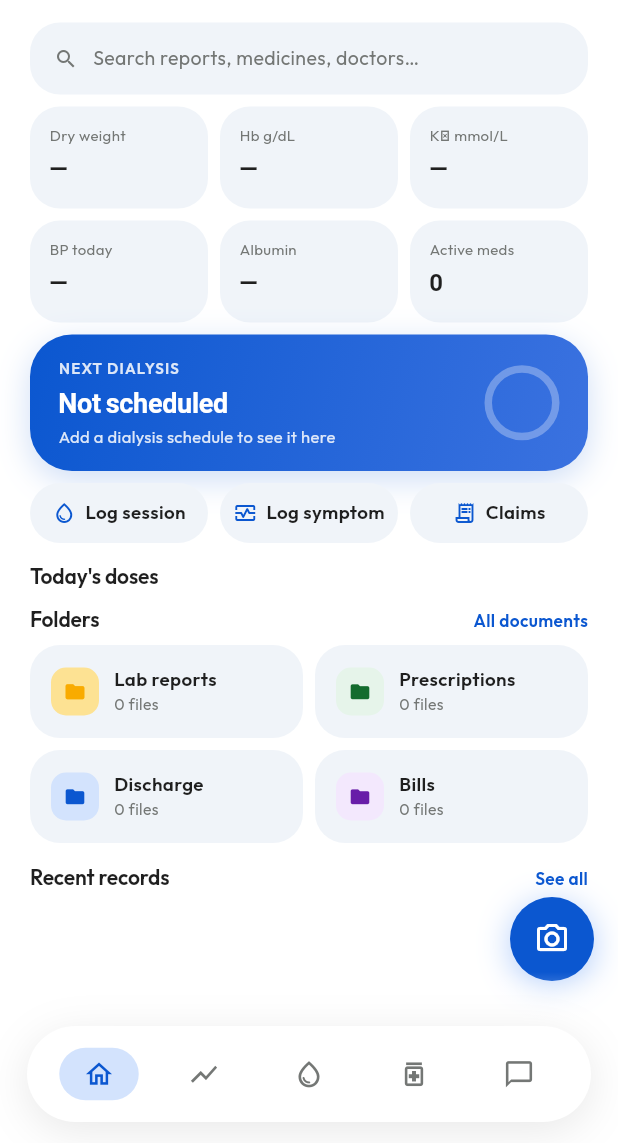
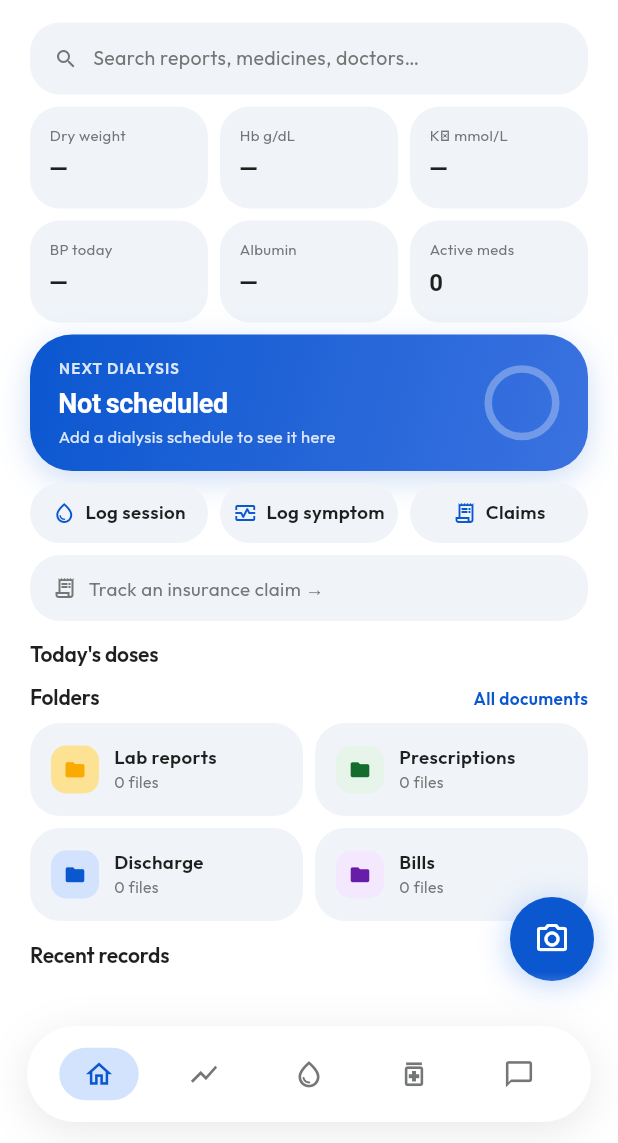
Before and after one commit to xcyberpunkx0/KidneyCare, a Flutter app: the HomePage screen opened by its route, on a phone screen of 412 x 824 dp, the part 93-1236 px from its top. Run offline on Flutter 3.47's test engine with Material 3 defaults, Android fonts, the phone set to English and light mode, and no system bars; our stand-ins replace dio, drift, file_picker, fl_chart, flutter_local_notifications, flutter_riverpod and 10 more; missing offline and left inert: crop_your_image, sqlcipher_flutter_libs, sqlite3; accounts and stored records are empty; generated files the repository leaves out were written again.

Commit message:
feat: claims that read like plain language
- Home glance card is always on: amber when bills or claims need acting
  on, a neutral "with the insurer / awaiting" summary while claims are in
  flight, and a quiet "Track an insurance claim" teaser otherwise.
- Settled and rejected claims can now be deleted from the detail page,
  with a confirmation that notes the year totals will change.
- Statuses speak plainly: Getting ready / With insurer / Paid in full /
  Partly paid; shared ClaimStatusChip replaces two private copies.
- Claim cards gain a 3-segment progress bar and explicit money lines
  ("Claimed X - waiting on insurer", "Y of X recovered", "nothing paid").
- Claims page swaps the YTD caption for a two-number summary card,
  renames sections, and the empty state teaches the 3-step flow.

Co-Authored-By: Claude Fable 5 <noreply@anthropic.com>

```diff
--- a/lib/features/claims/presentation/pages/claim_detail_page.dart
+++ b/lib/features/claims/presentation/pages/claim_detail_page.dart
@@ -15,6 +15,7 @@ import '../../../../shared/domain/claim_status.dart';
 import '../../data/repository_impl/claims_repository_impl.dart';
 import '../controllers/claims_providers.dart';
 import '../widgets/claim_checklist.dart';
+import '../widgets/claim_status_chip.dart';
 
 /// One claim: status trail, amounts, attached documents, checklist, and
 /// the status-appropriate primary action.
@@ -84,10 +85,14 @@ class ClaimDetailPage extends ConsumerWidget {
   Future<void> _delete(
       BuildContext context, WidgetRef ref, Claim claim) async {
     final l10n = context.l10n;
+    // A completed claim's deletion also changes the year's totals — say so.
+    final message = claim.status.isOutcome
+        ? l10n.claimDeleteSettledConfirm
+        : l10n.claimDeleteConfirm;
     final confirmed = await showDialog<bool>(
       context: context,
       builder: (dialogContext) => AlertDialog(
-        content: Text(l10n.claimDeleteConfirm),
+        content: Text(message),
         actions: [
           TextButton(
             onPressed: () => Navigator.pop(dialogContext, false),
@@ -134,18 +139,20 @@ class ClaimDetailPage extends ConsumerWidget {
         leading: BackButton(color: colors.ink),
         toolbarHeight: 44,
         actions: [
-          if (claim.status == ClaimStatus.draft) ...[
+          if (claim.status == ClaimStatus.draft)
             IconButton(
               icon: Icon(Icons.edit_outlined, color: colors.ink, size: 20),
               onPressed: () => context.pushNamed('claimEdit',
                   queryParameters: {'id': claim.id}),
             ),
+          // Drafts and completed claims can go; a claim that is with the
+          // insurer stays until its outcome is recorded.
+          if (claim.status == ClaimStatus.draft || claim.status.isOutcome)
             IconButton(
               icon:
                   Icon(Icons.delete_outline, color: colors.ink, size: 20),
               onPressed: () => _delete(context, ref, claim),
             ),
-          ],
         ],
       ),
       body: SafeArea(
@@ -160,7 +167,7 @@ class ClaimDetailPage extends ConsumerWidget {
                       style: typo.pageTitle.copyWith(fontSize: 25)),
                 ),
                 const SizedBox(width: 8),
-                _StatusChip(status: claim.status),
+                ClaimStatusChip(status: claim.status),
               ],
             ),
             const SizedBox(height: 10),
@@ -254,39 +261,6 @@ class ClaimDetailPage extends ConsumerWidget {
           Text(label, style: typo.caption.copyWith(color: colors.muted)),
           Text(value, style: typo.body),
         ],
-      ),
-    );
-  }
-}
-
-/// Colored status pill, matching [ClaimCard]'s status presentation so a
-/// claim reads the same way in the list and on its detail page.
-class _StatusChip extends StatelessWidget {
-  const _StatusChip({required this.status});
-
-  final ClaimStatus status;
-
-  @override
-  Widget build(BuildContext context) {
-    final colors = context.colors;
-    final typo = context.typo;
-    final (bg, fg) = switch (status) {
-      ClaimStatus.draft => (colors.card, colors.muted),
-      ClaimStatus.submitted => (colors.blueBg, colors.blue),
-      ClaimStatus.approved => (colors.greenBg, colors.green),
-      ClaimStatus.partiallySettled => (colors.amberBg, colors.amber),
-      ClaimStatus.rejected => (colors.orangeBg, colors.orange),
-    };
-    return Container(
-      padding: const EdgeInsets.symmetric(horizontal: 9, vertical: 3),
-      decoration: BoxDecoration(
-        color: bg,
-        borderRadius: BorderRadius.circular(99),
-      ),
-      child: Text(
-        status.localizedLabel(context.l10n),
-        style: typo.caption
-            .copyWith(color: fg, fontWeight: FontWeight.w600, fontSize: 11),
       ),
     );
   }
--- a/lib/features/claims/presentation/widgets/claims_glance_card.dart
+++ b/lib/features/claims/presentation/widgets/claims_glance_card.dart
@@ -8,10 +8,15 @@ import '../../../../core/storage/app_database.dart';
 import '../../../../core/theme/app_colors.dart';
 import '../../../../core/theme/app_typography.dart';
 import '../../../../shared/domain/claim_deadlines.dart';
+import '../../../../shared/domain/claim_money.dart';
+import '../../../../shared/domain/claim_status.dart';
 import '../controllers/claims_providers.dart';
 
-/// Home's claims nudge: bills whose claim window is closing (≤ 7 days)
-/// and submitted claims waiting > 30 days. Invisible when neither exists.
+/// Home's doorway to claims — always visible so the feature is findable.
+/// Amber when something needs acting on (bills whose claim window is
+/// closing, submitted claims waiting > 30 days), a neutral summary while
+/// claims are simply in flight, and a quiet teaser when nothing is
+/// tracked yet. Tapping any state opens the claims page.
 class ClaimsGlanceCard extends ConsumerWidget {
   const ClaimsGlanceCard({super.key});
 
@@ -41,7 +46,7 @@ class ClaimsGlanceCard extends ConsumerWidget {
             .toList();
     final stale = staleSubmitted(claims, now);
 
-    final lines = <String>[
+    final urgentLines = <String>[
       for (final bill in expiring.take(2))
         switch (daysUntilDeadline(bill.documentDate, windowDays, now)) {
           < 0 => '${bill.title} — ${l10n.claimOverdue}',
@@ -51,18 +56,12 @@ class ClaimsGlanceCard extends ConsumerWidget {
         '${claim.title} — '
             '${l10n.claimAwaitingLong(now.difference(claim.submittedOn!).inDays)}',
     ];
-    if (lines.isEmpty) return const SizedBox.shrink();
 
-    return GestureDetector(
-      onTap: () => context.pushNamed(AppRoutes.claimsName),
-      child: Container(
-        margin: const EdgeInsets.fromLTRB(20, 0, 20, 8),
-        padding: const EdgeInsets.symmetric(horizontal: 14, vertical: 12),
-        decoration: BoxDecoration(
-          color: colors.amberBg,
-          borderRadius: BorderRadius.circular(20),
-          border: Border.all(color: colors.amberBorder),
-        ),
+    if (urgentLines.isNotEmpty) {
+      return _shell(
+        context,
+        bg: colors.amberBg,
+        border: colors.amberBorder,
         child: Column(
           crossAxisAlignment: CrossAxisAlignment.start,
           children: [
@@ -71,7 +70,7 @@ class ClaimsGlanceCard extends ConsumerWidget {
               style:
                   typo.overline.copyWith(fontSize: 11, color: colors.amber),
             ),
-            for (final line in lines) ...[
+            for (final line in urgentLines) ...[
               const SizedBox(height: 5),
               Text(
                 line,
@@ -85,6 +84,86 @@ class ClaimsGlanceCard extends ConsumerWidget {
             ],
           ],
         ),
+      );
+    }
+
+    final open = claims.where((c) => !c.status.isOutcome).toList();
+    if (open.isNotEmpty) {
+      final submitted =
+          open.where((c) => c.status == ClaimStatus.submitted).toList();
+      final drafts = open.length - submitted.length;
+      var awaiting = 0;
+      for (final claim in submitted) {
+        awaiting += claim.claimedAmountPaise ?? 0;
+      }
+      final summary = [
+        if (submitted.isNotEmpty)
+          l10n.claimGlanceWithInsurer(submitted.length),
+        if (awaiting > 0) l10n.claimGlanceAwaiting(formatPaise(awaiting)),
+        if (drafts > 0) l10n.claimGlanceGettingReady(drafts),
+      ].join(' · ');
+      return _shell(
+        context,
+        bg: colors.card,
+        border: colors.cardBorder,
+        child: Column(
+          crossAxisAlignment: CrossAxisAlignment.start,
+          children: [
+            Text(
+              l10n.claimGlanceTitle(open.length),
+              style:
+                  typo.overline.copyWith(fontSize: 11, color: colors.muted),
+            ),
+            const SizedBox(height: 5),
+            Text(
+              summary,
+              maxLines: 1,
+              overflow: TextOverflow.ellipsis,
+              style: typo.bodySmall.copyWith(
+                fontSize: 12.5,
+                color: colors.ink.withValues(alpha: 0.8),
+              ),
+            ),
+          ],
+        ),
+      );
+    }
+
+    return _shell(
+      context,
+      bg: colors.card,
+      border: colors.cardBorder,
+      child: Row(
+        children: [
+          Icon(Icons.receipt_long_outlined, size: 16, color: colors.muted),
+          const SizedBox(width: 8),
+          Text(
+            l10n.claimGlanceTeaser,
+            style: typo.bodySmall
+                .copyWith(fontSize: 12.5, color: colors.muted),
+          ),
+        ],
+      ),
+    );
+  }
+
+  Widget _shell(
+    BuildContext context, {
+    required Color bg,
+    required Color border,
+    required Widget child,
+  }) {
+    return GestureDetector(
+      onTap: () => context.pushNamed(AppRoutes.claimsName),
+      child: Container(
+        margin: const EdgeInsets.fromLTRB(20, 0, 20, 8),
+        padding: const EdgeInsets.symmetric(horizontal: 14, vertical: 12),
+        decoration: BoxDecoration(
+          color: bg,
+          borderRadius: BorderRadius.circular(20),
+          border: Border.all(color: border),
+        ),
+        child: child,
       ),
     );
   }
--- a/lib/l10n/app_localizations.dart
+++ b/lib/l10n/app_localizations.dart
@@ -2057,14 +2057,20 @@ abstract class AppLocalizations {
   /// No description provided for @claimsEmpty.
   ///
   /// In en, this message translates to:
-  /// **'No claims yet. Bundle bills from the vault into a claim and track it to settlement.'**
+  /// **'1. Scan hospital bills into the vault\n2. Bundle them into a claim\n3. Track it until the insurer pays'**
   String get claimsEmpty;
 
-  /// No description provided for @claimsYtdLine.
-  ///
-  /// In en, this message translates to:
-  /// **'{claimed} claimed · {recovered} recovered this year'**
-  String claimsYtdLine(String claimed, String recovered);
+  /// No description provided for @claimsYtdClaimed.
+  ///
+  /// In en, this message translates to:
+  /// **'Claimed this year'**
+  String get claimsYtdClaimed;
+
+  /// No description provided for @claimsYtdRecovered.
+  ///
+  /// In en, this message translates to:
+  /// **'Recovered this year'**
+  String get claimsYtdRecovered;
 
   /// No description provided for @unclaimedBillsChip.
   ///
@@ -2075,19 +2081,19 @@ abstract class AppLocalizations {
   /// No description provided for @claimSectionAttention.
   ///
   /// In en, this message translates to:
-  /// **'Needs attention'**
+  /// **'Needs your attention'**
   String get claimSectionAttention;
 
   /// No description provided for @claimSectionInProgress.
   ///
   /// In en, this message translates to:
-  /// **'In progress'**
+  /// **'Waiting for the insurer'**
   String get claimSectionInProgress;
 
   /// No description provided for @claimSectionHistory.
   ///
   /// In en, this message translates to:
-  /// **'Settled & rejected'**
+  /// **'Completed'**
   String get claimSectionHistory;
 
   /// No description provided for @claimDocCount.
@@ -2099,25 +2105,25 @@ abstract class AppLocalizations {
   /// No description provided for @claimStatusDraft.
   ///
   /// In en, this message translates to:
-  /// **'Draft'**
+  /// **'Getting ready'**
   String get claimStatusDraft;
 
   /// No description provided for @claimStatusSubmitted.
   ///
   /// In en, this message translates to:
-  /// **'Submitted'**
+  /// **'With insurer'**
   String get claimStatusSubmitted;
 
   /// No description provided for @claimStatusApproved.
   ///
   /// In en, this message translates to:
-  /// **'Approved'**
+  /// **'Paid in full'**
   String get claimStatusApproved;
 
   /// No description provided for @claimStatusPartiallySettled.
   ///
   /// In en, this message translates to:
-  /// **'Partially settled'**
+  /// **'Partly paid'**
   String get claimStatusPartiallySettled;
 
   /// No description provided for @claimStatusRejected.
@@ -2126,6 +2132,30 @@ abstract class AppLocalizations {
   /// **'Rejected'**
   String get claimStatusRejected;
 
+  /// No description provided for @claimMoneyWaiting.
+  ///
+  /// In en, this message translates to:
+  /// **'Claimed {amount} · waiting on insurer'**
+  String claimMoneyWaiting(String amount);
+
+  /// No description provided for @claimMoneyRecoveredOf.
+  ///
+  /// In en, this message translates to:
+  /// **'{recovered} of {claimed} recovered'**
+  String claimMoneyRecoveredOf(String recovered, String claimed);
+
+  /// No description provided for @claimMoneyRecovered.
+  ///
+  /// In en, this message translates to:
+  /// **'{amount} recovered'**
+  String claimMoneyRecovered(String amount);
+
+  /// No description provided for @claimMoneyRejected.
+  ///
+  /// In en, this message translates to:
+  /// **'{amount} claimed · nothing paid'**
+  String claimMoneyRejected(String amount);
+
   /// No description provided for @claimNew.
   ///
   /// In en, this message translates to:
@@ -2270,6 +2300,12 @@ abstract class AppLocalizations {
   /// **'Delete this claim? Its documents stay in the vault.'**
   String get claimDeleteConfirm;
 
+  /// No description provided for @claimDeleteSettledConfirm.
+  ///
+  /// In en, this message translates to:
+  /// **'Delete this completed claim? Its documents stay in the vault, but it will no longer count in this year\'s totals.'**
+  String get claimDeleteSettledConfirm;
+
   /// No description provided for @claimSubmittedOn.
   ///
   /// In en, this message translates to:
@@ -2341,6 +2377,30 @@ abstract class AppLocalizations {
   /// In en, this message translates to:
   /// **'CLAIMS · {count}'**
   String claimGlanceTitle(int count);
+
+  /// No description provided for @claimGlanceWithInsurer.
+  ///
+  /// In en, this message translates to:
+  /// **'{count} {count, plural, =1{claim} other{claims}} with the insurer'**
+  String claimGlanceWithInsurer(int count);
+
+  /// No description provided for @claimGlanceGettingReady.
+  ///
+  /// In en, this message translates to:
+  /// **'{count} getting ready'**
+  String claimGlanceGettingReady(int count);
+
+  /// No description provided for @claimGlanceAwaiting.
+  ///
+  /// In en, this message translates to:
+  /// **'{amount} awaiting'**
+  String claimGlanceAwaiting(String amount);
+
+  /// No description provided for @claimGlanceTeaser.
+  ///
+  /// In en, this message translates to:
+  /// **'Track an insurance claim →'**
+  String get claimGlanceTeaser;
 
   /// No description provided for @policyTitle.
   ///
```
Also changed, not shown: lib/features/claims/presentation/pages/claims_page.dart (+53 -8 lines), lib/features/claims/presentation/widgets/claim_card.dart (+69 -31 lines), lib/features/claims/presentation/widgets/claim_status_chip.dart (added, +39 -0 lines), lib/l10n/app_en.arb (+43 -15 lines), lib/l10n/app_hi.arb (+19 -9 lines), lib/l10n/app_localizations_en.dart (+72 -23 lines), lib/l10n/app_localizations_hi.dart (+72 -23 lines), 4 other files.
